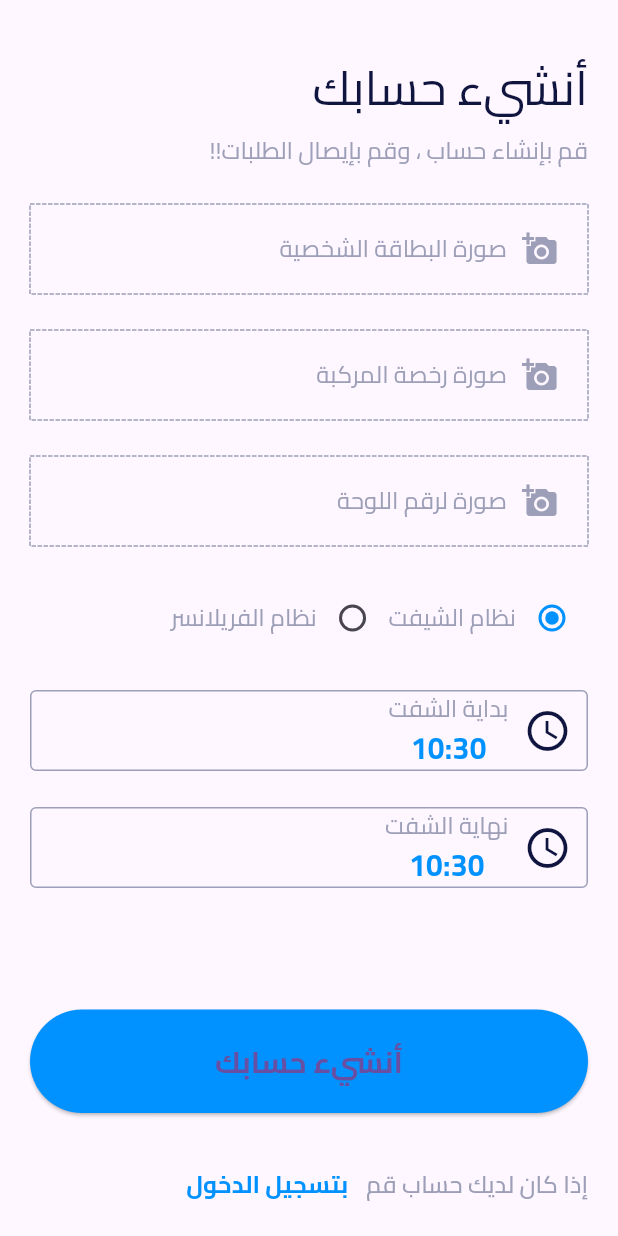
After one commit to monzerabdullah/deliver_it_captin, a Flutter app: the SignUpContinue screen opened directly, on a phone screen of 412 x 824 dp. The commit adds this screen. Run offline on Flutter 3.47's test engine with Material 3 defaults, Android fonts, the phone set to English and light mode, and no system bars; drawn by our look-alikes of dotted_border; our stand-ins replace flutter_svg, smooth_page_indicator.

Commit message:
sign up continue view is done

```diff
--- /dev/null
+++ b/lib/views/sign_continue_view.dart
@@ -0,0 +1,335 @@
+import 'package:deliver_it_captin/constants.dart';
+import 'package:deliver_it_captin/views/login_view.dart';
+import 'package:dotted_border/dotted_border.dart';
+import 'package:flutter/material.dart';
+
+enum workStyle { shift, freelance }
+
+class SignUpContinue extends StatelessWidget {
+  const SignUpContinue({super.key});
+
+  final workStyle _style = workStyle.shift;
+
+  @override
+  Widget build(BuildContext context) {
+    final mqWidth = MediaQuery.of(context).size.width;
+    final mqHeight = MediaQuery.of(context).size.height;
+    return Directionality(
+      textDirection: TextDirection.rtl,
+      child: Scaffold(
+        body: SafeArea(
+          child: SingleChildScrollView(
+            child: ConstrainedBox(
+              constraints: BoxConstraints(
+                maxHeight: mqHeight + 45,
+              ),
+              child: Padding(
+                padding: const EdgeInsets.symmetric(
+                  horizontal: 20,
+                  vertical: 35,
+                ),
+                child: Column(
+                  children: [
+                    const Row(
+                      textDirection: TextDirection.rtl,
+                      children: [
+                        Text(
+                          'أنشيء حسابك',
+                          style: TextStyle(
+                            color: kPrimaryText,
+                            fontSize: 32.0,
+                            fontFamily: 'Cairo',
+                          ),
+                        ),
+                      ],
+                    ),
+                    const SizedBox(
+                      height: 8,
+                    ),
+                    const Row(
+                      textDirection: TextDirection.rtl,
+                      children: [
+                        Expanded(
+                          child: Text(
+                            'قم بإنشاء حساب ، وقم بإيصال الطلبات!!',
+                            style: TextStyle(
+                              color: kSecondaryText,
+                              fontSize: 16.0,
+                              fontFamily: 'Cairo',
+                            ),
+                          ),
+                        ),
+                      ],
+                    ),
+                    const SizedBox(
+                      height: 24,
+                    ),
+                    const ImagePickerButton(
+                      data: 'صورة البطاقة الشخصية',
+                    ),
+                    const SizedBox(
+                      height: 24,
+                    ),
+                    const ImagePickerButton(
+                      data: 'صورة رخصة المركبة',
+                    ),
+                    const SizedBox(
+                      height: 24,
+                    ),
+                    const ImagePickerButton(
+                      data: 'صورة لرقم اللوحة',
+                    ),
+                    const SizedBox(
+                      height: 24,
+                    ),
+                    const Row(
+                      mainAxisAlignment: MainAxisAlignment.start,
+                      children: [
+                        WorkStyleSelector(
+                          style: workStyle.shift,
+                          data: 'نظام الشيفت',
+                        ),
+                        WorkStyleSelector(
+                          style: workStyle.freelance,
+                          data: 'نظام الفريلانسر',
+                        ),
+                      ],
+                    ),
+                    const SizedBox(
+                      height: 24,
+                    ),
+                    const TimerPickerRow(
+                      label: 'بداية الشفت',
+                    ),
+                    const SizedBox(
+                      height: 24,
+                    ),
+                    const TimerPickerRow(
+                      label: 'نهاية الشفت',
+                    ),
+                    const Spacer(),
+                    ElevatedButton(
+                      onPressed: () {
+                        Navigator.push(
+                            context,
+                            MaterialPageRoute(
+                                builder: (context) => const SignUpContinue()));
+                      },
+                      style: ElevatedButton.styleFrom(
+                        backgroundColor: kPrimary,
+                        textStyle: const TextStyle(
+                          fontSize: 20.0,
+                          fontFamily: 'Cairo',
+                          fontWeight: FontWeight.w600,
+                        ),
+                        padding: const EdgeInsets.symmetric(
+                          horizontal: 22,
+                          vertical: 16,
+                        ),
+                        minimumSize: const Size.fromHeight(60),
+                      ),
+                      child: const Text(
+                        'أنشيء حسابك',
+                      ),
+                    ),
+                    const SizedBox(
+                      height: 24,
+                    ),
+                    Row(
+                      textDirection: TextDirection.rtl,
+                      children: [
+                        const Text(
+                          'إذا كان لديك حساب قم',
+                          style: TextStyle(
+                            color: kSecondaryText,
+                            fontSize: 16.0,
+                            fontFamily: 'Cairo',
+                            fontWeight: FontWeight.w500,
+                          ),
+                        ),
+                        TextButton(
+                          onPressed: () {
+                            Navigator.push(
+                              context,
+                              MaterialPageRoute(
+                                builder: (context) => const LoginView(),
+                              ),
+                            );
+                          },
+                          child: const Text(
+                            'بتسجيل الدخول',
+                            style: TextStyle(
+                              fontSize: 16,
+                              color: kPrimary,
+                              fontFamily: 'Cairo',
+                              fontWeight: FontWeight.w700,
+                            ),
+                          ),
+                        )
+                      ],
+                    ),
+                    const SizedBox(
+                      height: 20,
+                    ),
+                  ],
+                ),
+              ),
+            ),
+          ),
+        ),
+      ),
+    );
+  }
+}
+
+class WorkStyleSelector extends StatelessWidget {
+  const WorkStyleSelector({
+    super.key,
+    required this.style,
+    required this.data,
+  });
+
+  final workStyle style;
+  final String data;
+
+  @override
+  Widget build(BuildContext context) {
+    return Row(
+      children: [
+        Radio<workStyle>(
+          value: workStyle.shift,
+          groupValue: style,
+          onChanged: (value) {},
+          activeColor: kPrimary,
+        ),
+        Text(
+          data,
+          style: const TextStyle(
+            fontFamily: 'Cairo',
+            color: kSecondaryText,
+            fontSize: 16,
+          ),
+        ),
+      ],
+    );
+  }
+}
+
+class ImagePickerButton extends StatelessWidget {
+  const ImagePickerButton({
+    super.key,
+    required this.data,
+  });
+  final String data;
+
+  @override
+  Widget build(BuildContext context) {
+    return InkWell(
+      onTap: () {},
+      child: DottedBorder(
+        color: kSecondaryText,
+        padding: const EdgeInsets.symmetric(
+          horizontal: 20,
+          vertical: 18,
+        ),
+        child: Row(
+          children: [
+            const Icon(
+              Icons.add_a_photo,
+              color: kSecondaryText,
+            ),
+            const SizedBox(
+              width: 10,
+            ),
+            Text(
+              data,
+              style: const TextStyle(
+                fontFamily: 'Cairo',
+                color: kSecondaryText,
+                fontSize: 16,
+              ),
+            ),
+          ],
+        ),
+      ),
+    );
+  }
+}
+
+class TimerPickerRow extends StatefulWidget {
+  const TimerPickerRow({super.key, required this.label});
+  final String label;
+
+  @override
+  State<TimerPickerRow> createState() => _TimerPickerRowState();
+}
+
+class _TimerPickerRowState extends State<TimerPickerRow> {
+  TimeOfDay _timeOfDay = TimeOfDay.now();
+
+  @override
+  Widget build(BuildContext context) {
+    return InkWell(
+      onTap: () async {
+        TimeOfDay? timeOfDay = await showTimePicker(
+          context: context,
+          initialTime: _timeOfDay,
+          initialEntryMode: TimePickerEntryMode.inputOnly,
+        );
+        if (timeOfDay != null) {
+          setState(() {
+            _timeOfDay = timeOfDay;
+          });
+        } else {
+          _timeOfDay = TimeOfDay.now();
+        }
+      },
+      child: Container(
+        padding: const EdgeInsets.symmetric(
+          horizontal: 10,
+        ),
+        decoration: BoxDecoration(
+          border: Border.all(
+            width: 1,
+            color: kSecondaryText,
+          ),
+          borderRadius: BorderRadius.circular(4),
+        ),
+        child: Row(
+          mainAxisAlignment: MainAxisAlignment.start,
+          children: [
+            const Icon(
+              Icons.access_time,
+              size: 32,
+              color: kPrimaryText,
+            ),
+            const SizedBox(
+              width: 10,
+            ),
+            Column(
+              children: [
+                Text(
+                  widget.label,
+                  style: const TextStyle(
+                    fontFamily: 'Cairo',
+                    fontSize: 16.0,
+                    color: kSecondaryText,
+                  ),
+                ),
+                Text(
+                  '${_timeOfDay.hour}:${_timeOfDay.minute}',
+                  style: const TextStyle(
+                    fontFamily: 'Cairo',
+                    fontSize: 20.0,
+                    color: kPrimary,
+                    fontWeight: FontWeight.w600,
+                  ),
+                ),
+              ],
+            ),
+          ],
+        ),
+      ),
+    );
+  }
+}
--- a/lib/views/signup_view.dart
+++ b/lib/views/signup_view.dart
@@ -1,5 +1,6 @@
 import 'package:deliver_it_captin/constants.dart';
 import 'package:deliver_it_captin/views/login_view.dart';
+import 'package:deliver_it_captin/views/sign_continue_view.dart';
 import 'package:flutter/material.dart';
 import 'package:flutter_svg/svg.dart';
 
@@ -148,7 +149,12 @@ class SignUpView extends StatelessWidget {
                     ),
                     const Spacer(),
                     ElevatedButton(
-                      onPressed: () {},
+                      onPressed: () {
+                        Navigator.push(
+                            context,
+                            MaterialPageRoute(
+                                builder: (context) => const SignUpContinue()));
+                      },
                       style: ElevatedButton.styleFrom(
                         backgroundColor: kPrimary,
                         textStyle: const TextStyle(
@@ -163,7 +169,7 @@ class SignUpView extends StatelessWidget {
                         minimumSize: const Size.fromHeight(60),
                       ),
                       child: const Text(
-                        'أنشيء حسابك',
+                        'التالي',
                       ),
                     ),
                     const SizedBox(
--- a/pubspec.yaml
+++ b/pubspec.yaml
@@ -37,6 +37,7 @@ dependencies:
   cupertino_icons: ^1.0.2
   smooth_page_indicator: ^1.1.0
   flutter_svg: ^2.0.10+1
+  dotted_border: ^2.1.0
 
 dev_dependencies:
   flutter_test:
```
Also changed, not shown: pubspec.lock.
